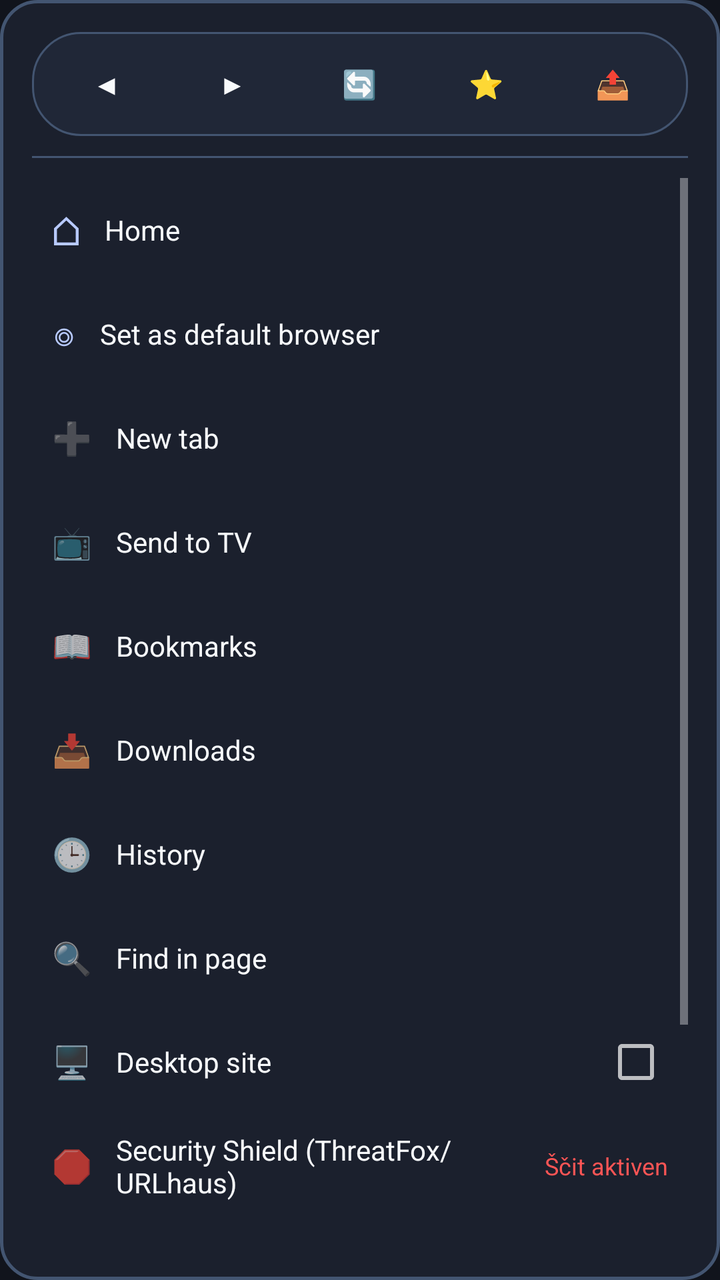
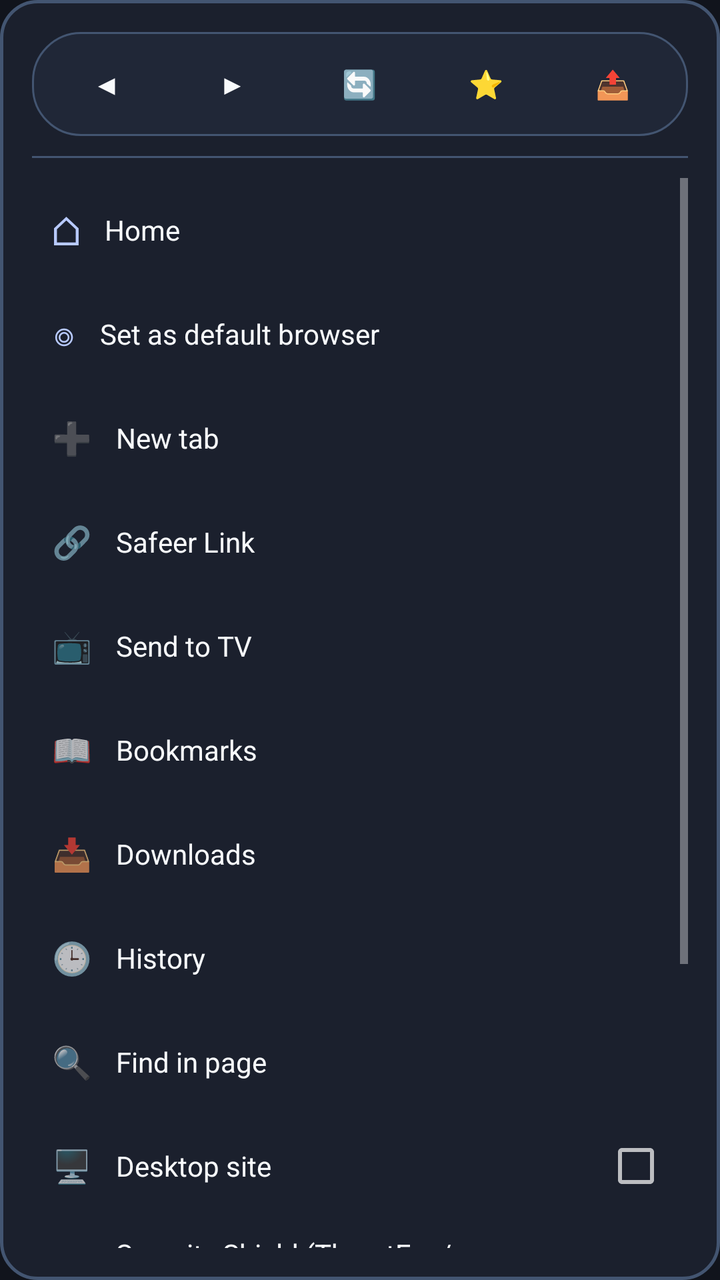

Screens rendered from an Android XML layout before and after an edit, with the pre-edit source and the edit as a unified diff.
<!-- AndroidManifest.xml: application theme AppTheme -->
<!-- res/layout/dialog_mobile_menu.xml -->
<?xml version="1.0" encoding="utf-8"?>
<LinearLayout xmlns:android="http://schemas.android.com/apk/res/android"
    android:layout_width="match_parent"
    android:layout_height="wrap_content"
    android:background="@drawable/bg_mobile_menu_dialog"
    android:orientation="vertical"
    android:padding="16dp">

    
    <LinearLayout
        android:layout_width="match_parent"
        android:layout_height="52dp"
        android:background="@drawable/bg_mobile_omnibox"
        android:gravity="center_vertical"
        android:orientation="horizontal"
        android:paddingHorizontal="6dp">

        <Button
            android:id="@+id/menuBtnBack"
            android:layout_width="0dp"
            android:layout_height="48dp"
            android:layout_weight="1"
            android:background="@drawable/bg_mobile_icon_button"
            android:text="◀"
            android:textColor="@color/text_primary"
            android:textSize="14sp" />

        <Button
            android:id="@+id/menuBtnForward"
            android:layout_width="0dp"
            android:layout_height="48dp"
            android:layout_weight="1"
            android:background="@drawable/bg_mobile_icon_button"
            android:text="▶"
            android:textColor="@color/text_primary"
            android:textSize="14sp" />

        <Button
            android:id="@+id/menuBtnReload"
            android:layout_width="0dp"
            android:layout_height="48dp"
            android:layout_weight="1"
            android:background="@drawable/bg_mobile_icon_button"
            android:text="🔄"
            android:textColor="@color/text_primary"
            android:textSize="14sp" />

        <Button
            android:id="@+id/menuBtnStar"
            android:layout_width="0dp"
            android:layout_height="48dp"
            android:layout_weight="1"
            android:background="@drawable/bg_mobile_icon_button"
            android:text="⭐"
            android:textColor="@color/accent_cyan"
            android:textSize="14sp" />

        <Button
            android:id="@+id/menuBtnShare"
            android:layout_width="0dp"
            android:layout_height="48dp"
            android:layout_weight="1"
            android:background="@drawable/bg_mobile_icon_button"
            android:text="📤"
            android:textColor="@color/text_primary"
            android:textSize="14sp" />
    </LinearLayout>

    <View
        android:layout_width="match_parent"
        android:layout_height="1dp"
        android:layout_marginVertical="10dp"
        android:background="@color/border_omnibox" />

    
    <ScrollView
        android:id="@+id/menuOptionsScroll"
        android:layout_width="match_parent"
        android:layout_height="wrap_content">

        <LinearLayout
            android:layout_width="match_parent"
            android:layout_height="wrap_content"
            android:orientation="vertical">

            <LinearLayout android:id="@+id/rowMenuHome" android:layout_width="match_parent" android:layout_height="52dp"
                android:background="@drawable/bg_mobile_icon_button" android:gravity="center_vertical"
                android:orientation="horizontal" android:paddingHorizontal="10dp">
                <TextView android:layout_width="wrap_content" android:layout_height="wrap_content" android:text="⌂" android:textSize="20sp" android:textColor="@color/accent_cyan" />
                <TextView android:id="@+id/labelMenuHome" android:layout_width="0dp" android:layout_height="wrap_content"
                    android:layout_weight="1" android:layout_marginStart="12dp" android:text="@string/btn_home"
                    android:textColor="@color/text_primary" android:textSize="14sp" />
            </LinearLayout>

            <LinearLayout android:id="@+id/rowMenuDefaultBrowser" android:layout_width="match_parent" android:layout_height="52dp"
                android:background="@drawable/bg_mobile_icon_button" android:gravity="center_vertical"
                android:orientation="horizontal" android:paddingHorizontal="10dp">
                <TextView android:layout_width="wrap_content" android:layout_height="wrap_content" android:text="◎" android:textSize="20sp" android:textColor="@color/accent_cyan" />
                <TextView android:id="@+id/labelMenuDefaultBrowser" android:layout_width="0dp" android:layout_height="wrap_content"
                    android:layout_weight="1" android:layout_marginStart="12dp" android:text="@string/menu_default_browser"
                    android:textColor="@color/text_primary" android:textSize="14sp" />
            </LinearLayout>

            
            <LinearLayout
                android:id="@+id/rowMenuNewTab"
                android:layout_width="match_parent"
                android:layout_height="52dp"
                android:background="@drawable/bg_mobile_icon_button"
                android:gravity="center_vertical"
                android:orientation="horizontal"
                android:paddingHorizontal="10dp">
                <TextView android:layout_width="wrap_content" android:layout_height="wrap_content" android:text="➕" android:textSize="16sp" />
                <TextView android:layout_width="0dp" android:layout_height="wrap_content" android:layout_weight="1" android:layout_marginStart="12dp" android:text="@string/menu_new_tab" android:textColor="@color/text_primary" android:textSize="14sp" />
            </LinearLayout>

            
            <LinearLayout
                android:id="@+id/rowMenuCastToTv"
                android:layout_width="match_parent"
                android:layout_height="52dp"
                android:background="@drawable/bg_mobile_icon_button"
                android:gravity="center_vertical"
                android:orientation="horizontal"
                android:paddingHorizontal="10dp">
                <TextView android:layout_width="wrap_content" android:layout_height="wrap_content" android:text="📺" android:textSize="16sp" />
                <TextView android:layout_width="0dp" android:layout_height="wrap_content" android:layout_weight="1" android:layout_marginStart="12dp" android:text="@string/menu_cast_to_tv" android:textColor="@color/text_primary" android:textSize="14sp" />
            </LinearLayout>

            
            <LinearLayout
                android:id="@+id/rowMenuBookmarks"
                android:layout_width="match_parent"
                android:layout_height="52dp"
                android:background="@drawable/bg_mobile_icon_button"
                android:gravity="center_vertical"
                android:orientation="horizontal"
                android:paddingHorizontal="10dp">
                <TextView android:layout_width="wrap_content" android:layout_height="wrap_content" android:text="📖" android:textSize="16sp" />
                <TextView android:layout_width="0dp" android:layout_height="wrap_content" android:layout_weight="1" android:layout_marginStart="12dp" android:text="@string/menu_bookmarks" android:textColor="@color/text_primary" android:textSize="14sp" />
            </LinearLayout>

            
            <LinearLayout
                android:id="@+id/rowMenuDownloads"
                android:layout_width="match_parent"
                android:layout_height="52dp"
                android:background="@drawable/bg_mobile_icon_button"
                android:gravity="center_vertical"
                android:orientation="horizontal"
                android:paddingHorizontal="10dp">
                <TextView android:layout_width="wrap_content" android:layout_height="wrap_content" android:text="📥" android:textSize="16sp" />
                <TextView android:layout_width="0dp" android:layout_height="wrap_content" android:layout_weight="1" android:layout_marginStart="12dp" android:text="@string/menu_downloads" android:textColor="@color/text_primary" android:textSize="14sp" />
            </LinearLayout>

            
            <LinearLayout
                android:id="@+id/rowMenuHistory"
                android:layout_width="match_parent"
                android:layout_height="52dp"
                android:background="@drawable/bg_mobile_icon_button"
                android:gravity="center_vertical"
                android:orientation="horizontal"
                android:paddingHorizontal="10dp">
                <TextView android:layout_width="wrap_content" android:layout_height="wrap_content" android:text="🕒" android:textSize="16sp" />
                <TextView android:layout_width="0dp" android:layout_height="wrap_content" android:layout_weight="1" android:layout_marginStart="12dp" android:text="@string/menu_history" android:textColor="@color/text_primary" android:textSize="14sp" />
            </LinearLayout>

            
            <LinearLayout
                android:id="@+id/rowMenuFindInPage"
                android:layout_width="match_parent"
                android:layout_height="52dp"
                android:background="@drawable/bg_mobile_icon_button"
                android:gravity="center_vertical"
                android:orientation="horizontal"
                android:paddingHorizontal="10dp">
                <TextView android:layout_width="wrap_content" android:layout_height="wrap_content" android:text="🔍" android:textSize="16sp" />
                <TextView android:layout_width="0dp" android:layout_height="wrap_content" android:layout_weight="1" android:layout_marginStart="12dp" android:text="@string/menu_find_in_page" android:textColor="@color/text_primary" android:textSize="14sp" />
            </LinearLayout>

            
            <LinearLayout
                android:id="@+id/rowMenuDesktopSite"
                android:layout_width="match_parent"
                android:layout_height="52dp"
                android:background="@drawable/bg_mobile_icon_button"
                android:gravity="center_vertical"
                android:orientation="horizontal"
                android:paddingHorizontal="10dp">
                <TextView android:layout_width="wrap_content" android:layout_height="wrap_content" android:text="🖥️" android:textSize="16sp" />
                <TextView android:layout_width="0dp" android:layout_height="wrap_content" android:layout_weight="1" android:layout_marginStart="12dp" android:text="@string/menu_desktop_site" android:textColor="@color/text_primary" android:textSize="14sp" />
                <CheckBox android:id="@+id/cbDesktopSite" android:layout_width="wrap_content" android:layout_height="wrap_content" android:clickable="false" />
            </LinearLayout>

            
            <LinearLayout
                android:id="@+id/rowMenuThreatStats"
                android:layout_width="match_parent"
                android:layout_height="52dp"
                android:background="@drawable/bg_mobile_icon_button"
                android:gravity="center_vertical"
                android:orientation="horizontal"
                android:paddingHorizontal="10dp">
                <TextView android:layout_width="wrap_content" android:layout_height="wrap_content" android:text="🛑" android:textSize="16sp" />
                <TextView android:layout_width="0dp" android:layout_height="wrap_content" android:layout_weight="1" android:layout_marginStart="12dp" android:text="@string/menu_threat_stats" android:textColor="@color/text_primary" android:textSize="14sp" />
                <TextView android:id="@+id/tvThreatCountBadge" android:layout_width="wrap_content" android:layout_height="wrap_content" android:textColor="#ff5555" android:textSize="12sp" android:text="Ščit aktiven" />
            </LinearLayout>

            
            <LinearLayout
                android:id="@+id/rowMenuAdBlock"
                android:layout_width="match_parent"
                android:layout_height="52dp"
                android:background="@drawable/bg_mobile_icon_button"
                android:gravity="center_vertical"
                android:orientation="horizontal"
                android:paddingHorizontal="10dp">
                <TextView android:layout_width="wrap_content" android:layout_height="wrap_content" android:text="🛡️" android:textSize="16sp" />
                <TextView android:layout_width="0dp" android:layout_height="wrap_content" android:layout_weight="1" android:layout_marginStart="12dp" android:text="@string/menu_adblock" android:textColor="@color/text_primary" android:textSize="14sp" />
                <CheckBox android:id="@+id/cbAdBlock" android:layout_width="wrap_content" android:layout_height="wrap_content" android:checked="true" android:clickable="false" />
            </LinearLayout>

            
            <LinearLayout
                android:id="@+id/rowMenuDarkMode"
                android:layout_width="match_parent"
                android:layout_height="52dp"
                android:background="@drawable/bg_mobile_icon_button"
                android:gravity="center_vertical"
                android:orientation="horizontal"
                android:paddingHorizontal="10dp">
                <TextView android:layout_width="wrap_content" android:layout_height="wrap_content" android:text="🌙" android:textSize="16sp" />
                <TextView android:layout_width="0dp" android:layout_height="wrap_content" android:layout_weight="1" android:layout_marginStart="12dp" android:text="@string/menu_dark_mode" android:textColor="@color/text_primary" android:textSize="14sp" />
                <CheckBox android:id="@+id/cbDarkMode" android:layout_width="wrap_content" android:layout_height="wrap_content" android:checked="true" android:clickable="false" />
            </LinearLayout>

            
            <LinearLayout
                android:id="@+id/rowMenuSettings"
                android:layout_width="match_parent"
                android:layout_height="52dp"
                android:background="@drawable/bg_mobile_icon_button"
                android:gravity="center_vertical"
                android:orientation="horizontal"
                android:paddingHorizontal="10dp">
                <TextView android:layout_width="wrap_content" android:layout_height="wrap_content" android:text="⚙️" android:textSize="16sp" />
                <TextView android:layout_width="0dp" android:layout_height="wrap_content" android:layout_weight="1" android:layout_marginStart="12dp" android:text="@string/menu_settings" android:textColor="@color/text_primary" android:textSize="14sp" />
            </LinearLayout>

        </LinearLayout>
    </ScrollView>
</LinearLayout>
<!-- resources referenced by this layout -->
<resources>
  <color name="accent_cyan">#B8CAFF</color>
  <color name="border_omnibox">#435571</color>
  <color name="text_primary">#F8FAFC</color>
  <!-- drawable bg_mobile_icon_button (drawable) -->
  <?xml version="1.0" encoding="utf-8"?>
  <ripple xmlns:android="http://schemas.android.com/apk/res/android"
      android:color="@color/ripple_color">
      <item>
          <selector>
              <item android:state_pressed="true">
                  <shape android:shape="oval">
                      <solid android:color="@color/bg_secondary" />
                  </shape>
              </item>
              <item>
                  <shape android:shape="oval">
                      <solid android:color="@android:color/transparent" />
                  </shape>
              </item>
          </selector>
      </item>
  </ripple>
  <!-- drawable bg_mobile_menu_dialog (drawable) -->
  <?xml version="1.0" encoding="utf-8"?>
  <shape xmlns:android="http://schemas.android.com/apk/res/android"
      android:shape="rectangle">
      <solid android:color="@color/bg_secondary" />
      <stroke android:width="1.5dp" android:color="@color/border_omnibox" />
      <corners android:radius="18dp" />
  </shape>
  <!-- drawable bg_mobile_omnibox (drawable) -->
  <?xml version="1.0" encoding="utf-8"?>
  <selector xmlns:android="http://schemas.android.com/apk/res/android">
      <item android:state_activated="true">
          <shape android:shape="rectangle">
              <solid android:color="@color/bg_omnibox_focus" />
              <stroke android:width="2dp" android:color="@color/border_omnibox_focus" />
              <corners android:radius="24dp" />
          </shape>
      </item>
      <item>
          <shape android:shape="rectangle">
              <solid android:color="@color/bg_omnibox" />
              <stroke android:width="1dp" android:color="@color/border_omnibox" />
              <corners android:radius="24dp" />
          </shape>
      </item>
  </selector>
  <string name="btn_home">Home</string>
  <string name="menu_adblock">Built-in AdBlock &amp; Botnet Shield</string>
  <string name="menu_bookmarks">Bookmarks</string>
  <string name="menu_cast_to_tv">Send to TV</string>
  <string name="menu_dark_mode">AMOLED Dark Mode</string>
  <string name="menu_default_browser">Set as default browser</string>
  <string name="menu_desktop_site">Desktop site</string>
  <string name="menu_downloads">Downloads</string>
  <string name="menu_find_in_page">Find in page</string>
  <string name="menu_history">History</string>
  <string name="menu_new_tab">New tab</string>
  <string name="menu_settings">Settings</string>
  <string name="menu_threat_stats">Security Shield (ThreatFox/URLhaus)</string>
  <style name="AppTheme" parent="@android:style/Theme.Material.NoActionBar">
          <item name="android:windowBackground">@color/bg_primary</item>
          <item name="android:colorBackground">@color/bg_primary</item>
          <item name="android:colorPrimary">@color/bg_primary</item>
          <item name="android:colorPrimaryDark">@color/bg_pure_black</item>
          <item name="android:colorAccent">@color/accent_cyan</item>
          <item name="android:statusBarColor">@color/bg_primary</item>
          <item name="android:navigationBarColor">@color/bg_pure_black</item>
          <item name="android:windowLightStatusBar">false</item>
          <item name="android:windowLightNavigationBar">false</item>
      </style>
  <color name="ripple_color">#26B8CAFF</color>
  <color name="bg_secondary">#1B202D</color>
  <color name="bg_omnibox_focus">#2D4064</color>
  <color name="border_omnibox_focus">#B8CAFF</color>
  <color name="bg_omnibox">#202737</color>
  <color name="bg_primary">#11141C</color>
  <color name="bg_pure_black">#000000</color>
</resources>

<!-- the commit's change to res/layout/dialog_mobile_menu.xml (unified diff, before → after) -->
@@ -116,6 +116,19 @@
 
             
             <LinearLayout
+                android:id="@+id/rowMenuSafeerLink"
+                android:layout_width="match_parent"
+                android:layout_height="52dp"
+                android:background="@drawable/bg_mobile_icon_button"
+                android:gravity="center_vertical"
+                android:orientation="horizontal"
+                android:paddingHorizontal="10dp">
+                <TextView android:layout_width="wrap_content" android:layout_height="wrap_content" android:text="🔗" android:textSize="16sp" />
+                <TextView android:layout_width="0dp" android:layout_height="wrap_content" android:layout_weight="1" android:layout_marginStart="12dp" android:text="@string/menu_safeer_link" android:textColor="@color/text_primary" android:textSize="14sp" />
+            </LinearLayout>
+
+            
+            <LinearLayout
                 android:id="@+id/rowMenuCastToTv"
                 android:layout_width="match_parent"
                 android:layout_height="52dp"
<!-- resource entries referenced after the edit -->
@@ -59,6 +59,7 @@
   <string name="menu_find_in_page">Find in page</string>
   <string name="menu_history">History</string>
   <string name="menu_new_tab">New tab</string>
+  <string name="menu_safeer_link">Safeer Link</string>
   <string name="menu_settings">Settings</string>
   <string name="menu_threat_stats">Security Shield (ThreatFox/URLhaus)</string>
   <style name="AppTheme" parent="@android:style/Theme.Material.NoActionBar">
